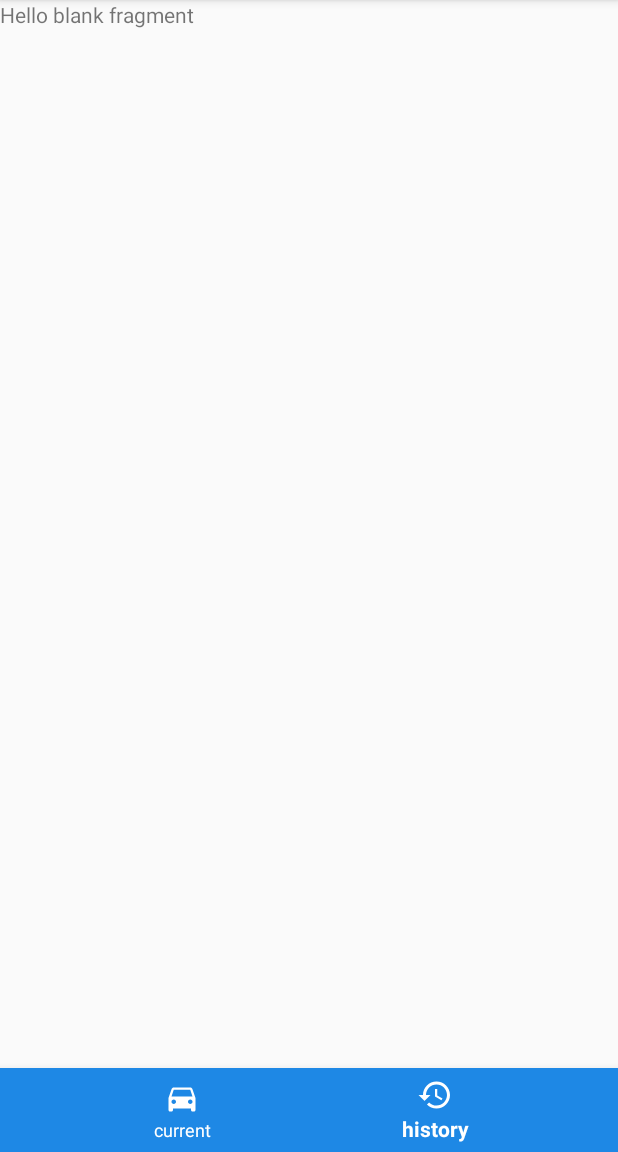
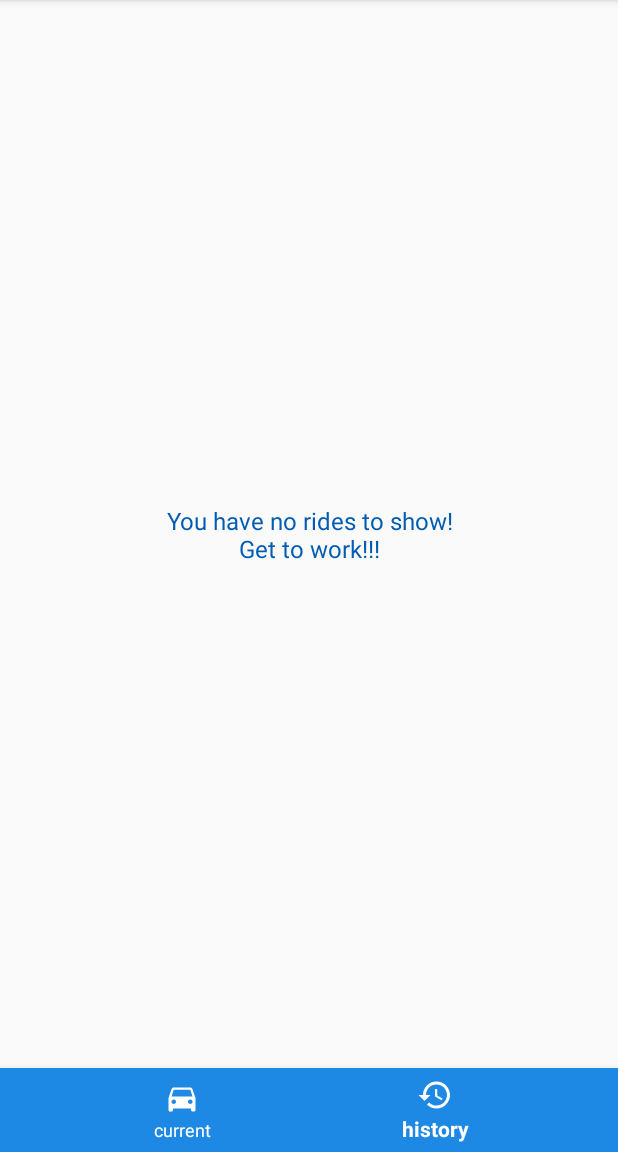
Before and after one commit to bkoruznjak/Rida, an Android app: the screen it shows after launch (MainActivity), item 2 of the bottom bar chosen, on a phone screen of 412 x 824 dp, the part 84-1236 px from its top. Run offline under Robolectric (Android 15) with nearby library versions, the phone set to English and light mode, and no system bars; our stand-ins replace Dagger/Hilt's generated code, Room's generated code, data binding; libraries missing offline, so code that uses them is left out: com.squareup.leakcanary; 1 statement that could not run was skipped.

Commit message:
- added a root fragment to pose as a container for previous ride fragment so we can swap out fragments with ease  - implemented live data for previous ride fetching  - added recycler view ui logic to show previous rides

```diff
--- a/app/src/main/java/hr/from/bkoruznjak/rida/history/PreviousRidesFragment.java
+++ b/app/src/main/java/hr/from/bkoruznjak/rida/history/PreviousRidesFragment.java
@@ -1,104 +1,95 @@
 package hr.from.bkoruznjak.rida.history;
 
-import android.content.Context;
-import android.net.Uri;
+import android.databinding.DataBindingUtil;
 import android.os.Bundle;
+import android.support.annotation.NonNull;
+import android.support.annotation.Nullable;
 import android.support.v4.app.Fragment;
+import android.support.v7.widget.DefaultItemAnimator;
+import android.support.v7.widget.LinearLayoutManager;
 import android.view.LayoutInflater;
 import android.view.View;
 import android.view.ViewGroup;
+import android.widget.Toast;
+
+import java.lang.ref.WeakReference;
 
 import hr.from.bkoruznjak.rida.R;
+import hr.from.bkoruznjak.rida.current.model.Ride;
+import hr.from.bkoruznjak.rida.databinding.FragmentPreviousRidesBinding;
+import hr.from.bkoruznjak.rida.history.contract.PreviousRidePresenter;
+import hr.from.bkoruznjak.rida.history.contract.PreviousRideView;
+import hr.from.bkoruznjak.rida.root.RideApp;
 
-/**
- * A simple {@link Fragment} subclass.
- * Activities that contain this fragment must implement the
- * {@link PreviousRidesFragment.OnFragmentInteractionListener} interface
- * to handle interaction events.
- * Use the {@link PreviousRidesFragment#newInstance} factory method to
- * create an instance of this fragment.
- */
-public class PreviousRidesFragment extends Fragment {
-    // TODO: Rename parameter arguments, choose names that match
-    // the fragment initialization parameters, e.g. ARG_ITEM_NUMBER
-    private static final String ARG_PARAM1 = "param1";
-    private static final String ARG_PARAM2 = "param2";
+public class PreviousRidesFragment extends Fragment implements PreviousRideView {
 
-    // TODO: Rename and change types of parameters
-    private String mParam1;
-    private String mParam2;
-
-    private OnFragmentInteractionListener mListener;
+    private FragmentPreviousRidesBinding mBinding;
+    private PreviousRidePresenter mPresenter;
+    private PreviousRideAdapterImpl mPreviousRideAdapter;
 
     public PreviousRidesFragment() {
-        // Required empty public constructor
+
     }
 
-    /**
-     * Use this factory method to create a new instance of
-     * this fragment using the provided parameters.
-     *
-     * @param param1 Parameter 1.
-     * @param param2 Parameter 2.
-     * @return A new instance of fragment PreviousRidesFragment.
-     */
-    // TODO: Rename and change types and number of parameters
-    public static PreviousRidesFragment newInstance(String param1, String param2) {
-        PreviousRidesFragment fragment = new PreviousRidesFragment();
-        Bundle args = new Bundle();
-        args.putString(ARG_PARAM1, param1);
-        args.putString(ARG_PARAM2, param2);
-        fragment.setArguments(args);
-        return fragment;
+    @Nullable
+    @Override
+    public View onCreateView(@NonNull LayoutInflater inflater, @Nullable ViewGroup container, @Nullable Bundle savedInstanceState) {
+        mBinding = DataBindingUtil.inflate(getLayoutInflater(), R.layout.fragment_previous_rides, container, false);
+        init();
+        return mBinding.getRoot();
+    }
+
+    private void init() {
+        mPresenter = new PreviousRidesPresenterImpl(this, ((RideApp) getActivity().getApplicationContext()).getAppComponent());
+        mPreviousRideAdapter = new PreviousRideAdapterImpl(new WeakReference<>(this));
+        mBinding.recyclerViewRides.setLayoutManager(new LinearLayoutManager(getActivity()));
+        mBinding.recyclerViewRides.setItemAnimator(new DefaultItemAnimator());
+        mBinding.recyclerViewRides.setAdapter(mPreviousRideAdapter);
     }
 
     @Override
-    public void onCreate(Bundle savedInstanceState) {
-        super.onCreate(savedInstanceState);
-        if (getArguments() != null) {
-            mParam1 = getArguments().getString(ARG_PARAM1);
-            mParam2 = getArguments().getString(ARG_PARAM2);
-        }
+    public void onResume() {
+        super.onResume();
+        mPresenter.onResume();
     }
 
     @Override
-    public View onCreateView(LayoutInflater inflater, ViewGroup container,
-                             Bundle savedInstanceState) {
-        // Inflate the layout for this fragment
-        return inflater.inflate(R.layout.fragment_previous_rides, container, false);
-    }
-
-    // TODO: Rename method, update argument and hook method into UI event
-    public void onButtonPressed(Uri uri) {
-        if (mListener != null) {
-            mListener.onFragmentInteraction(uri);
-        }
+    public void onDestroy() {
+        super.onDestroy();
+        mPresenter.onDestroy();
+        mPresenter = null;
     }
 
     @Override
-    public void onAttach(Context context) {
-        super.onAttach(context);
-
+    public void addRide(@NonNull Ride ride) {
+        getActivity().runOnUiThread(() -> {
+            mPreviousRideAdapter.addSingle(ride);
+            mPreviousRideAdapter.notifyDataSetChanged();
+        });
     }
 
     @Override
-    public void onDetach() {
-        super.onDetach();
-        mListener = null;
+    public void showNoRidesMessage() {
+        getActivity().runOnUiThread(() -> mBinding.textViewNoRidesToShow.setVisibility(View.VISIBLE));
     }
 
-    /**
-     * This interface must be implemented by activities that contain this
-     * fragment to allow an interaction in this fragment to be communicated
-     * to the activity and potentially other fragments contained in that
-     * activity.
-     * <p>
-     * See the Android Training lesson <a href=
-     * "http://developer.android.com/training/basics/fragments/communicating.html"
-     * >Communicating with Other Fragments</a> for more information.
-     */
-    public interface OnFragmentInteractionListener {
-        // TODO: Update argument type and name
-        void onFragmentInteraction(Uri uri);
+    @Override
+    public void hideNoRideMessage() {
+        getActivity().runOnUiThread(() -> mBinding.textViewNoRidesToShow.setVisibility(View.GONE));
+    }
+
+    @Override
+    public void goToRideDetails(long rideId) {
+        //todo
+    }
+
+    @Override
+    public void showToast(int messageResourceId) {
+        getActivity().runOnUiThread(() -> Toast.makeText(getActivity(), messageResourceId, Toast.LENGTH_SHORT).show());
+    }
+
+    @Override
+    public void goBack() {
+        getActivity().finish();
     }
 }
--- /dev/null
+++ b/app/src/main/java/hr/from/bkoruznjak/rida/history/PreviousRidesPresenterImpl.java
@@ -0,0 +1,78 @@
+package hr.from.bkoruznjak.rida.history;
+
+import android.arch.lifecycle.Lifecycle;
+import android.arch.lifecycle.LifecycleOwner;
+import android.arch.lifecycle.LifecycleRegistry;
+import android.arch.lifecycle.LiveData;
+import android.support.annotation.NonNull;
+import android.support.annotation.Nullable;
+
+import java.util.List;
+
+import javax.inject.Inject;
+
+import hr.from.bkoruznjak.rida.current.model.Ride;
+import hr.from.bkoruznjak.rida.history.contract.PreviousRidePresenter;
+import hr.from.bkoruznjak.rida.history.contract.PreviousRideView;
+import hr.from.bkoruznjak.rida.root.AppComponent;
+import hr.from.bkoruznjak.rida.root.database.RideDatabase;
+
+/**
+ * Created by bkoruznjak on 30/01/2018.
+ */
+
+public class PreviousRidesPresenterImpl implements PreviousRidePresenter, LifecycleOwner {
+
+    @Inject
+    RideDatabase database;
+    private PreviousRideView mPreviousRideView;
+    private LifecycleRegistry mLifecycleRegistry;
+
+    public PreviousRidesPresenterImpl(@NonNull PreviousRideView previousRideView, @NonNull AppComponent appComponent) {
+        this.mPreviousRideView = previousRideView;
+        appComponent.inject(this);
+        mLifecycleRegistry = new LifecycleRegistry(this);
+        mLifecycleRegistry.markState(Lifecycle.State.INITIALIZED);
+    }
+
+    @Override
+    public void onResume() {
+        mLifecycleRegistry.markState(Lifecycle.State.RESUMED);
+        loadPreviousRides();
+    }
+
+    @Override
+    public void onDestroy() {
+        mLifecycleRegistry.markState(Lifecycle.State.DESTROYED);
+        mLifecycleRegistry = null;
+        database = null;
+        mPreviousRideView = null;
+    }
+
+    @Override
+    public void loadPreviousRides() {
+        LiveData<List<Ride>> rideData = database.rideDao().loadAllRides();
+        rideData.observe(this, (@Nullable final List<Ride> rides) -> {
+            if (rides == null) {
+                mPreviousRideView.showNoRidesMessage();
+                return;
+            }
+
+            if (rides.isEmpty()) {
+                mPreviousRideView.showNoRidesMessage();
+                return;
+            }
+
+            mPreviousRideView.hideNoRideMessage();
+            for (Ride existingRide : rides) {
+                mPreviousRideView.addRide(existingRide);
+            }
+        });
+    }
+
+    @NonNull
+    @Override
+    public Lifecycle getLifecycle() {
+        return mLifecycleRegistry;
+    }
+}
--- /dev/null
+++ b/app/src/main/java/hr/from/bkoruznjak/rida/history/PreviousRidesRootFragment.java
@@ -0,0 +1,31 @@
+package hr.from.bkoruznjak.rida.history;
+
+import android.os.Bundle;
+import android.support.v4.app.Fragment;
+import android.support.v4.app.FragmentTransaction;
+import android.view.LayoutInflater;
+import android.view.View;
+import android.view.ViewGroup;
+
+import hr.from.bkoruznjak.rida.R;
+
+/**
+ * THIS IS JUST A BASE LAYOUT CONTAINER TO HELP TRANSACTION MANAGER OUT
+ * <p>
+ * Created by bkoruznjak on 30/01/2018.
+ */
+
+public class PreviousRidesRootFragment extends Fragment {
+
+    @Override
+    public View onCreateView(LayoutInflater inflater, ViewGroup container,
+                             Bundle savedInstanceState) {
+        View view = inflater.inflate(R.layout.fragment_previous_ride_root, container, false);
+        FragmentTransaction transaction = getFragmentManager()
+                .beginTransaction();
+        transaction.replace(R.id.fragmentRootLayout, new PreviousRidesFragment());
+        transaction.commit();
+        return view;
+    }
+
+}
--- /dev/null
+++ b/app/src/main/java/hr/from/bkoruznjak/rida/history/contract/PreviousRidePresenter.java
@@ -0,0 +1,12 @@
+package hr.from.bkoruznjak.rida.history.contract;
+
+import hr.from.bkoruznjak.rida.root.contract.RootPresenter;
+
+/**
+ * Created by bkoruznjak on 30/01/2018.
+ */
+
+public interface PreviousRidePresenter extends RootPresenter {
+
+    void loadPreviousRides();
+}
--- /dev/null
+++ b/app/src/main/java/hr/from/bkoruznjak/rida/history/contract/PreviousRideView.java
@@ -0,0 +1,25 @@
+package hr.from.bkoruznjak.rida.history.contract;
+
+import android.support.annotation.MainThread;
+import android.support.annotation.NonNull;
+
+import hr.from.bkoruznjak.rida.current.model.Ride;
+import hr.from.bkoruznjak.rida.root.contract.RootView;
+
+/**
+ * Created by bkoruznjak on 30/01/2018.
+ */
+
+public interface PreviousRideView extends RootView {
+
+    @MainThread
+    void addRide(@NonNull Ride ride);
+
+    @MainThread
+    void showNoRidesMessage();
+
+    @MainThread
+    void hideNoRideMessage();
+
+    void goToRideDetails(long rideId);
+}
--- a/app/src/main/java/hr/from/bkoruznjak/rida/root/AppComponent.java
+++ b/app/src/main/java/hr/from/bkoruznjak/rida/root/AppComponent.java
@@ -3,6 +3,7 @@ package hr.from.bkoruznjak.rida.root;
 import dagger.Component;
 import hr.from.bkoruznjak.rida.current.CurrentRideModule;
 import hr.from.bkoruznjak.rida.current.CurrentRidePresenterImpl;
+import hr.from.bkoruznjak.rida.history.PreviousRidesPresenterImpl;
 import hr.from.bkoruznjak.rida.main.MainPresenterImpl;
 import hr.from.bkoruznjak.rida.root.database.DatabaseModule;
 import hr.from.bkoruznjak.rida.root.location.GPSService;
@@ -23,5 +24,7 @@ public interface AppComponent {
 
     void inject(CurrentRidePresenterImpl target);
 
+    void inject(PreviousRidesPresenterImpl target);
+
     void inject(GPSService target);
 }
--- a/app/src/main/java/hr/from/bkoruznjak/rida/root/PageAdapter.java
+++ b/app/src/main/java/hr/from/bkoruznjak/rida/root/PageAdapter.java
@@ -7,7 +7,7 @@ import android.support.v4.app.FragmentPagerAdapter;
 import android.view.ViewGroup;
 
 import hr.from.bkoruznjak.rida.current.CurrentRideFragment;
-import hr.from.bkoruznjak.rida.history.PreviousRidesFragment;
+import hr.from.bkoruznjak.rida.history.PreviousRidesRootFragment;
 
 /**
  * Created by bkoruznjak on 30/01/2018.
@@ -39,7 +39,7 @@ public class PageAdapter extends FragmentPagerAdapter {
             case PAGE_CURRENT_RIDE:
                 return new CurrentRideFragment();
             case PAGE_RIDE_HISTORY:
-                return new PreviousRidesFragment();
+                return new PreviousRidesRootFragment();
             default:
                 throw new IllegalStateException("Page not found");
         }
--- /dev/null
+++ b/app/src/main/res/layout/fragment_previous_ride_root.xml
@@ -0,0 +1,7 @@
+<?xml version="1.0" encoding="utf-8"?>
+<android.support.constraint.ConstraintLayout xmlns:android="http://schemas.android.com/apk/res/android"
+    android:id="@+id/fragmentRootLayout"
+    android:layout_width="match_parent"
+    android:layout_height="match_parent">
+
+</android.support.constraint.ConstraintLayout>
--- a/app/src/main/res/layout/fragment_previous_rides.xml
+++ b/app/src/main/res/layout/fragment_previous_rides.xml
@@ -1,13 +1,48 @@
-<FrameLayout xmlns:android="http://schemas.android.com/apk/res/android"
-    xmlns:tools="http://schemas.android.com/tools"
-    android:layout_width="match_parent"
-    android:layout_height="match_parent"
-    tools:context="hr.from.bkoruznjak.rida.history.PreviousRidesFragment">
+<?xml version="1.0" encoding="utf-8"?>
+<layout xmlns:android="http://schemas.android.com/apk/res/android"
+    xmlns:app="http://schemas.android.com/apk/res-auto">
 
-    <!-- TODO: Update blank fragment layout -->
-    <TextView
+    <data>
+
+        <import type="android.view.View" />
+
+        <variable
+            name="FragmentPreviousBinding"
+            type="hr.from.bkoruznjak.rida.history.PreviousRidesFragment" />
+
+    </data>
+
+    <android.support.constraint.ConstraintLayout
+        android:id="@+id/previousRideFragment"
         android:layout_width="match_parent"
-        android:layout_height="match_parent"
-        android:text="@string/hello_blank_fragment" />
+        android:layout_height="match_parent">
 
-</FrameLayout>
+        <android.support.v7.widget.RecyclerView
+            android:id="@+id/recyclerViewRides"
+            android:layout_width="0dp"
+            android:layout_height="0dp"
+            android:layout_marginTop="8dp"
+            android:orientation="vertical"
+            app:layout_constraintBottom_toBottomOf="parent"
+            app:layout_constraintEnd_toEndOf="parent"
+            app:layout_constraintStart_toStartOf="parent"
+            app:layout_constraintTop_toTopOf="parent" />
+
+        <TextView
+            android:id="@+id/textViewNoRidesToShow"
+            android:layout_width="wrap_content"
+            android:layout_height="wrap_content"
+            android:layout_marginBottom="8dp"
+            android:layout_marginEnd="8dp"
+            android:layout_marginStart="8dp"
+            android:layout_marginTop="8dp"
+            android:text="@string/you_have_no_rides_to_show_get_to_work"
+            android:textAlignment="center"
+            android:textColor="@color/colorPrimaryDark"
+            android:textSize="16sp"
+            app:layout_constraintBottom_toBottomOf="parent"
+            app:layout_constraintEnd_toEndOf="parent"
+            app:layout_constraintStart_toStartOf="parent"
+            app:layout_constraintTop_toTopOf="parent" />
+    </android.support.constraint.ConstraintLayout>
+</layout>
```
Also changed, not shown: app/src/main/java/hr/from/bkoruznjak/rida/history/PreviousRideAdapterImpl.java (added, +95 -0 lines), app/src/main/java/hr/from/bkoruznjak/rida/history/contract/RideDetailPresenter.java (added, +12 -0 lines), app/src/main/java/hr/from/bkoruznjak/rida/history/contract/RideDetailView.java (added, +36 -0 lines), app/src/main/res/drawable/ic_ride_details.xml (added, +9 -0 lines), app/src/main/res/layout/item_ride_layout.xml (added, +112 -0 lines), app/src/main/res/values/strings.xml (+11 -2 lines).
